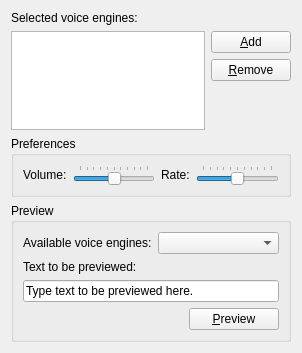
First picture: the form in texttospeechsource.ui, repository goldendict/goldendict, before the edit.
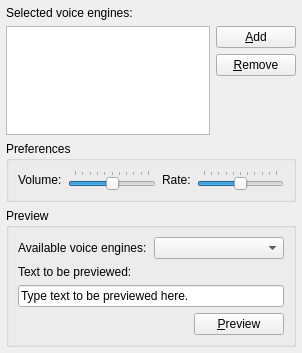
Second picture: the form after the edit.

Diff of the .ui file:
```diff
--- a/texttospeechsource.ui
+++ b/texttospeechsource.ui
@@ -14,6 +14,18 @@
    <string notr="true">Form</string>
   </property>
   <layout class="QVBoxLayout" name="verticalLayout_3">
+   <property name="leftMargin">
+    <number>6</number>
+   </property>
+   <property name="topMargin">
+    <number>6</number>
+   </property>
+   <property name="rightMargin">
+    <number>6</number>
+   </property>
+   <property name="bottomMargin">
+    <number>6</number>
+   </property>
    <item>
     <spacer name="verticalSpacer">
      <property name="orientation">
```
